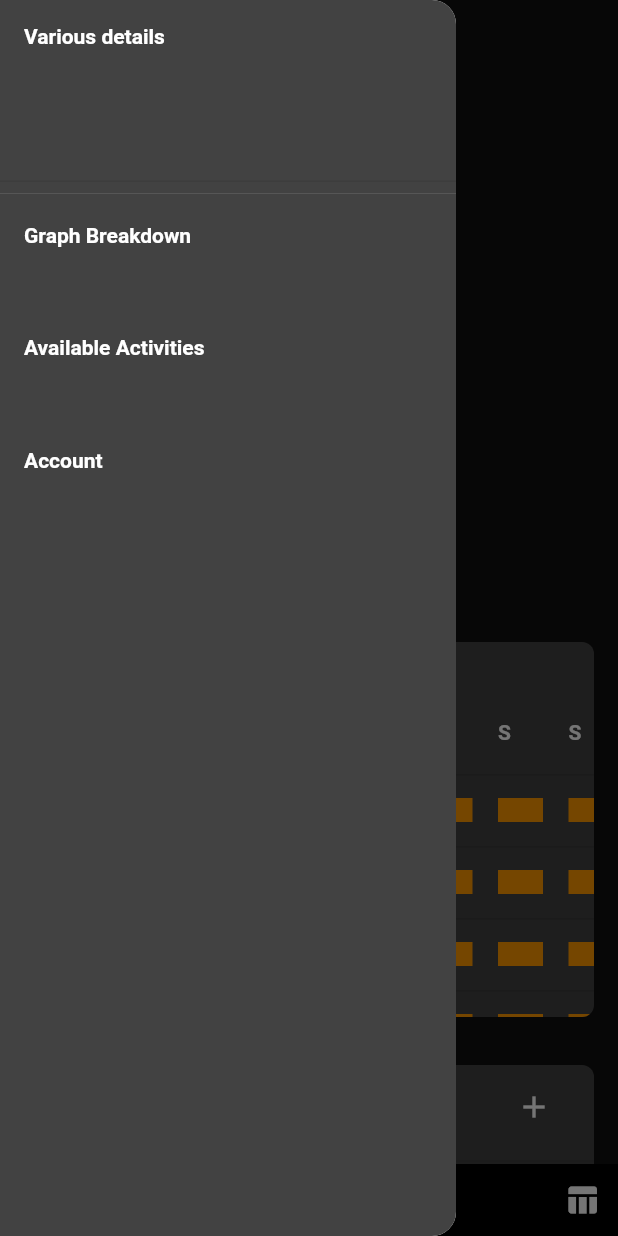
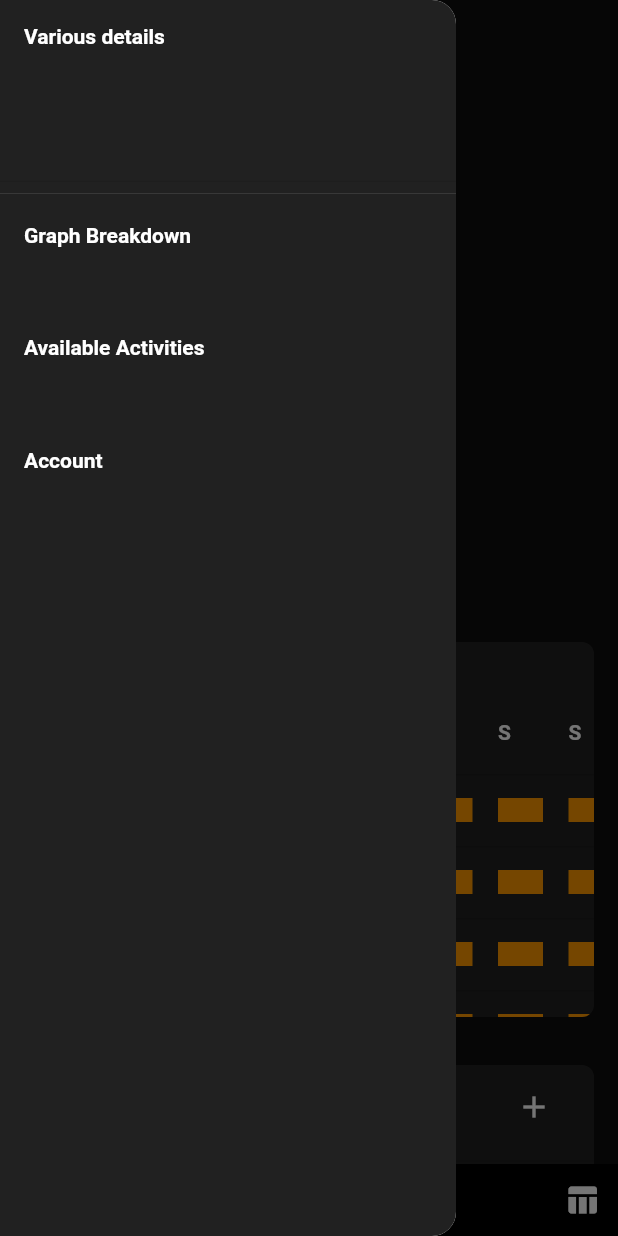
Before and after one commit to AethanFoot-University/StressApp, a Flutter app: the screen it shows after launch, with the side drawer open, on a phone screen of 412 x 824 dp. Run offline on Flutter 3.47's test engine with Material 2 defaults, Android fonts, the phone set to English and light mode, and no system bars; our stand-ins replace audioplayers, fl_chart; statements that could not run were skipped.

Commit message:
colour changes

```diff
--- a/lib/screens/graph_view/graph_analysis_view.dart
+++ b/lib/screens/graph_view/graph_analysis_view.dart
@@ -1,6 +1,7 @@
 import 'package:flutter/material.dart';
 
 import 'package:stress_app/screens/graph_view/stress_graph.dart';
+import 'package:stress_app/style/theme_colours.dart';
 import 'package:stress_app/tools/CSVReader.dart';
 
 class GraphAnalysisView extends StatelessWidget {
@@ -22,14 +23,14 @@ class GraphAnalysisView extends StatelessWidget {
 
   Widget buildScaffold(BuildContext context, var levels){
     return Scaffold(
-      backgroundColor: Colors.black,
+      backgroundColor: ThemeColours.SECONDARY_BACKGROUND_COLOR,
       body: BodyLayout(context, levels),
       floatingActionButton: Container(
         padding: EdgeInsets.only(left: 24.0),
         alignment: Alignment.bottomLeft,
         child: FloatingActionButton(
           splashColor: Colors.transparent,
-          backgroundColor: Colors.purple,
+          backgroundColor: ThemeColours.PRIMARY_BUTTON_BACKGROUND,
           child: Icon(Icons.arrow_back),
           onPressed: () => Navigator.pop(context),
         ),
--- a/lib/screens/graph_view/stress_graph.dart
+++ b/lib/screens/graph_view/stress_graph.dart
@@ -45,7 +45,7 @@ class StressGraph extends StatelessWidget {
                   borderRadius: const BorderRadius.all(
                     Radius.circular(18),
                   ),
-                  color: ThemeColours.TEXT_PRIMARY_COLOUR),
+                  color: ThemeColours.PRIMARY_BACKGROUND_COLOR),
               child: Padding(
                 padding: const EdgeInsets.only(right: 18.0, left: 12.0, top: 24, bottom: 12),
                 child: LineChart(
--- a/lib/screens/home/app_drawer.dart
+++ b/lib/screens/home/app_drawer.dart
@@ -3,6 +3,7 @@ import 'package:flutter/material.dart';
 
 import 'package:stress_app/screens/available_activities.dart';
 import 'package:stress_app/screens/graph_view/graph_analysis_view.dart';
+import 'package:stress_app/style/theme_colours.dart';
 import '../account_page.dart';
 
 class SideDrawer extends StatefulWidget {
@@ -41,7 +42,7 @@ class _SideDrawerState extends State<SideDrawer> {
               height: headerHeight,
               width: MediaQuery.of(context).size.width,
               decoration: BoxDecoration(
-                color: Color(0xff424242),
+                color:ThemeColours.PRIMARY_BACKGROUND_COLOR,
               ),
               child: DrawerHeader(
                 child: Text(
@@ -56,7 +57,7 @@ class _SideDrawerState extends State<SideDrawer> {
             Expanded(
               child: Container(
                 decoration: BoxDecoration(
-                  color: Color(0xff424242),
+                  color: ThemeColours.PRIMARY_BACKGROUND_COLOR,
                 ),
                 child: ListView(
                   controller: _sc,
--- a/lib/screens/home/homepage_body.dart
+++ b/lib/screens/home/homepage_body.dart
@@ -2,6 +2,11 @@ import 'package:flutter/material.dart';
 
 import 'package:stress_app/screens/stress_level_overview.dart';
 import 'package:stress_app/screens/stress_relief/music_page.dart';
+import 'package:stress_app/style/theme_colours.dart';
+
+import '../../tools/CSVReader.dart';
+import '../graph_view/stress_graph.dart';
+import '../graph_view/stress_graph.dart';
 
 class HomePageBody extends StatelessWidget {
   @override
@@ -10,7 +15,7 @@ class HomePageBody extends StatelessWidget {
       width: MediaQuery.of(context).size.width,
       height: MediaQuery.of(context).size.height,
       decoration: BoxDecoration(
-        color: Color(0xff101010),
+        color: ThemeColours.SECONDARY_BACKGROUND_COLOR,
       ),
       child: ListView(
         children: <Widget>[
@@ -19,6 +24,12 @@ class HomePageBody extends StatelessWidget {
           ),
           _HomeWidget(StressLevelOverview(true)),
           _HomeWidget(MusicPage(true)),
+          _HomeWidget(FutureBuilder(
+            future: CSVReader("").getStressLevels(),
+            builder: (context, snapshot){
+                return StressGraph(snapshot.data);
+            },
+          ))
         ],
       ),
     );
--- a/lib/screens/stress_level_overview.dart
+++ b/lib/screens/stress_level_overview.dart
@@ -1,5 +1,7 @@
 import 'package:flutter/material.dart';
 import 'dart:math';
+
+import 'package:stress_app/style/theme_colours.dart';
 
 class StressLevelOverview extends StatelessWidget {
   StressLevelOverview(this.widgetMode, {Key key, this.title}) : super(key: key);
@@ -123,7 +125,7 @@ class StressLevelOverview extends StatelessWidget {
     widgetVersion(context) :
     Container(
       decoration: BoxDecoration(
-        color: Color(0xff101010),
+        color: ThemeColours.SECONDARY_BACKGROUND_COLOR,
       ),
       child: Column(
         children: <Widget>[
@@ -143,7 +145,7 @@ class StressLevelOverview extends StatelessWidget {
       borderRadius: BorderRadius.circular(8.0),
       child: Container(
         decoration: BoxDecoration(
-          color: Color(0xff424242),
+          color: ThemeColours.PRIMARY_BACKGROUND_COLOR,
         ),
         child: Column(
           children: <Widget>[
--- a/lib/screens/stress_relief/music_page.dart
+++ b/lib/screens/stress_relief/music_page.dart
@@ -4,6 +4,7 @@ import 'package:audioplayers/audioplayers.dart';
 import 'package:flutter/material.dart';
 import 'package:flutter/services.dart';
 import 'package:path_provider/path_provider.dart';
+import 'package:stress_app/style/theme_colours.dart';
 
 class MusicPage extends StatefulWidget {
   MusicPage(this.widgetMode, {Key key, this.title}) : super(key: key);
@@ -62,7 +63,7 @@ class _MusicPageState extends State<MusicPage> {
     Scaffold(
       body: Container(
         decoration: BoxDecoration(
-          color: Color(0xff101010),
+          color: ThemeColours.SECONDARY_BACKGROUND_COLOR,
         ),
         child: ListView.separated(
           itemCount: names.length + 1,
@@ -91,7 +92,7 @@ class _MusicPageState extends State<MusicPage> {
       borderRadius: BorderRadius.circular(8.0),
       child: Container(
         decoration: BoxDecoration(
-          color: Color(0xff424242),
+          color: ThemeColours.PRIMARY_BACKGROUND_COLOR,
         ),
         child: Column(
           children: <Widget>[
--- a/lib/style/theme_colours.dart
+++ b/lib/style/theme_colours.dart
@@ -9,8 +9,12 @@ class ThemeColours{
   static Color TEXT_SECONDARY_COLOUR = Colors.grey;
   static Color TEXT_TERNARY_COLOUR = _Hex("#C8C8C8");
 
-  static Color PRIMARY_BACKGROUND_COLOR = _Hex("#2B2B2B");
-  static Color SECONDARY_BACKGROUND_COLOR = _Hex("#313335");
+  static Color PRIMARY_BACKGROUND_COLOR = _Hex("#212121");
+  static Color SECONDARY_BACKGROUND_COLOR = _Hex("#0C0C0C");
+
+  static Color PRIMARY_BUTTON_BACKGROUND = Colors.white;
+  static Color SECONDARY_BUTTON_BACKGROUND = _Hex("#0C0C0C");
+
 
   static Color SIDE_BAR_COLOUR = _Hex("#383838");
 }
```
Also changed, not shown: lib/screens/stress_relief/breathe_page.dart (+4 -3 lines), lib/screens/stress_relief/stress_relief_page.dart (+4 -3 lines).
